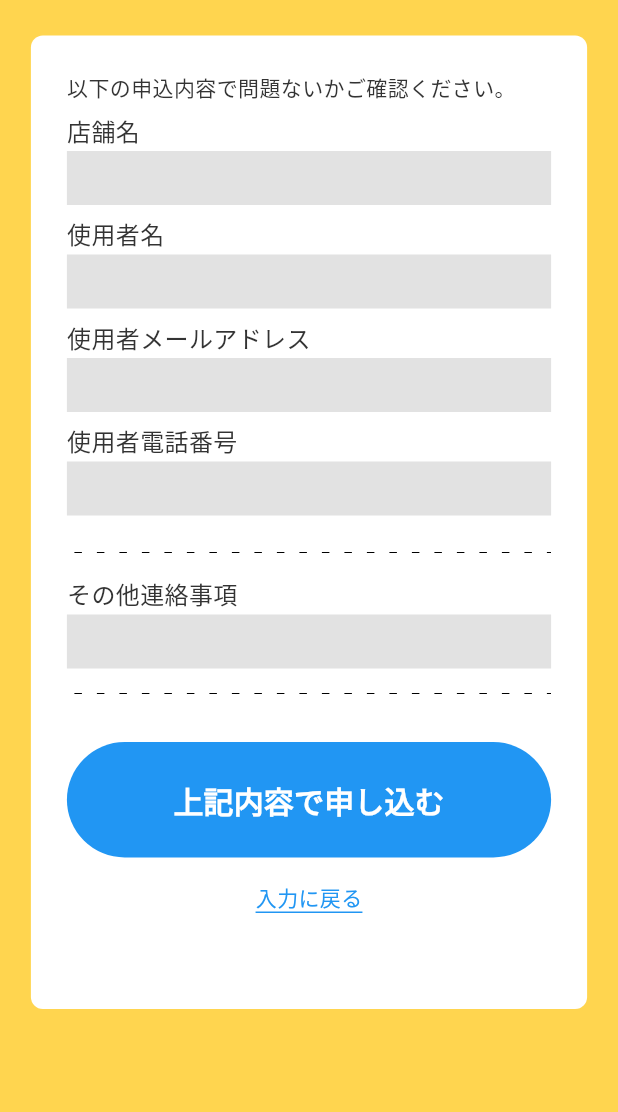
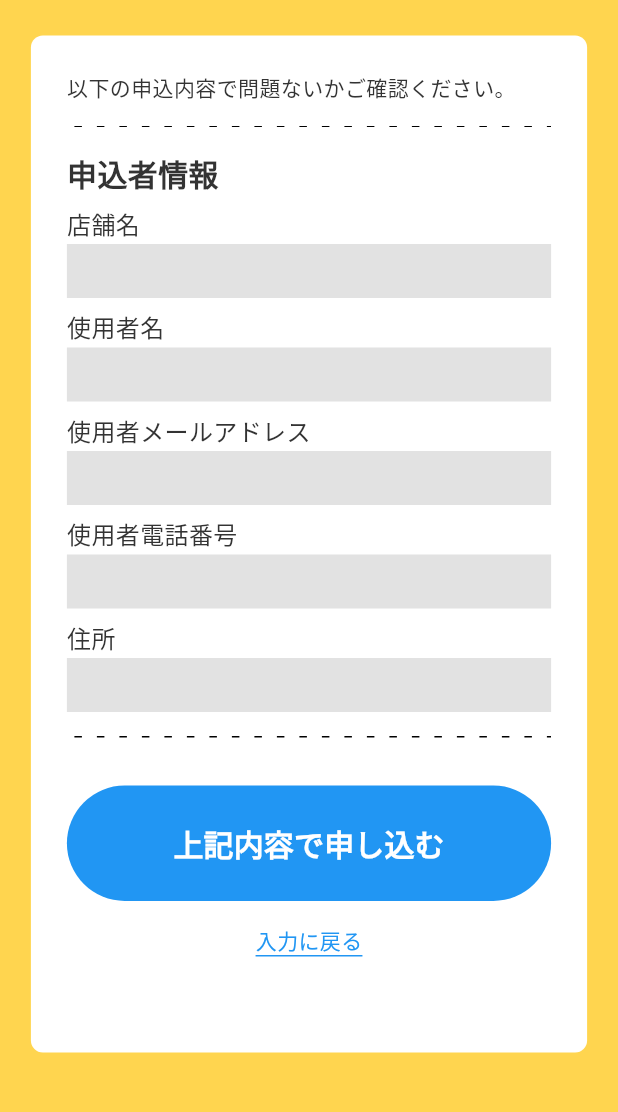
Before and after one commit to agora-creation/miel_work_request_cycle_web, a Flutter app: the screen it shows after launch, after a tap on "入力内容を確認", on a phone screen of 412 x 824 dp, the part 80-1192 px from its top. Run offline on Flutter 3.47's test engine with Material 3 defaults, Android fonts, the phone set to English and light mode, and no system bars; our stand-ins replace calendar_date_picker2, cloud_firestore, firebase_auth, firebase_core, firebase_messaging, flutter_local_notifications and 4 more; missing offline and left inert: alert_banner, common_utils; accounts and stored records are empty; Roboto replaces fonts that are missing (SourceHanSansJP-Bold, SourceHanSansJP-Regular).

Commit message:
20241011 commit

```diff
--- a/lib/common/style.dart
+++ b/lib/common/style.dart
@@ -38,7 +38,7 @@ ThemeData customTheme() {
       systemOverlayStyle: SystemUiOverlayStyle.light,
       titleTextStyle: TextStyle(
         color: kWhiteColor,
-        fontSize: 18,
+        fontSize: 20,
         fontWeight: FontWeight.bold,
         fontFamily: 'SourceHanSansJP-Bold',
       ),
--- a/lib/screens/step1.dart
+++ b/lib/screens/step1.dart
@@ -16,11 +16,11 @@ class Step1Screen extends StatefulWidget {
 }
 
 class _Step1ScreenState extends State<Step1Screen> {
-  TextEditingController shopName = TextEditingController();
-  TextEditingController shopUserName = TextEditingController();
-  TextEditingController shopUserEmail = TextEditingController();
-  TextEditingController shopUserTel = TextEditingController();
-  TextEditingController remarks = TextEditingController();
+  TextEditingController companyName = TextEditingController();
+  TextEditingController companyUserName = TextEditingController();
+  TextEditingController companyUserEmail = TextEditingController();
+  TextEditingController companyUserTel = TextEditingController();
+  TextEditingController companyAddress = TextEditingController();
 
   @override
   Widget build(BuildContext context) {
@@ -42,21 +42,32 @@ class _Step1ScreenState extends State<Step1Screen> {
               ResponsiveBox(
                 children: [
                   const Text('以下のフォームにご入力いただき、申込を行なってください。'),
+                  const SizedBox(height: 16),
+                  const DottedDivider(),
+                  const SizedBox(height: 16),
+                  const Text(
+                    '申込者情報',
+                    style: TextStyle(
+                      fontSize: 20,
+                      fontWeight: FontWeight.bold,
+                      fontFamily: 'SourceHanSansJP-Bold',
+                    ),
+                  ),
                   const SizedBox(height: 8),
                   FormLabel(
                     '店舗名',
                     child: CustomTextField(
-                      controller: shopName,
+                      controller: companyName,
                       textInputType: TextInputType.text,
                       maxLines: 1,
-                      hintText: '例）黒潮水産',
+                      hintText: '例）明神水産',
                     ),
                   ),
                   const SizedBox(height: 8),
                   FormLabel(
                     '使用者名',
                     child: CustomTextField(
-                      controller: shopUserName,
+                      controller: companyUserName,
                       textInputType: TextInputType.text,
                       maxLines: 1,
                       hintText: '例）田中太郎',
@@ -66,7 +77,7 @@ class _Step1ScreenState extends State<Step1Screen> {
                   FormLabel(
                     '使用者メールアドレス',
                     child: CustomTextField(
-                      controller: shopUserEmail,
+                      controller: companyUserEmail,
                       textInputType: TextInputType.text,
                       maxLines: 1,
                       hintText: '例）tanaka@hirome.co.jp',
@@ -83,21 +94,19 @@ class _Step1ScreenState extends State<Step1Screen> {
                   FormLabel(
                     '使用者電話番号',
                     child: CustomTextField(
-                      controller: shopUserTel,
+                      controller: companyUserTel,
                       textInputType: TextInputType.text,
                       maxLines: 1,
                       hintText: '例）090-0000-0000',
                     ),
                   ),
-                  const SizedBox(height: 24),
-                  const DottedDivider(),
-                  const SizedBox(height: 16),
+                  const SizedBox(height: 8),
                   FormLabel(
-                    'その他連絡事項',
+                    '住所',
                     child: CustomTextField(
-                      controller: remarks,
-                      textInputType: TextInputType.multiline,
-                      maxLines: null,
+                      controller: companyAddress,
+                      textInputType: TextInputType.text,
+                      maxLines: 1,
                     ),
                   ),
                   const SizedBox(height: 16),
@@ -114,11 +123,11 @@ class _Step1ScreenState extends State<Step1Screen> {
                         PageTransition(
                           type: PageTransitionType.rightToLeft,
                           child: Step2Screen(
-                            shopName: shopName.text,
-                            shopUserName: shopUserName.text,
-                            shopUserEmail: shopUserEmail.text,
-                            shopUserTel: shopUserTel.text,
-                            remarks: remarks.text,
+                            companyName: companyName.text,
+                            companyUserName: companyUserName.text,
+                            companyUserEmail: companyUserEmail.text,
+                            companyUserTel: companyUserTel.text,
+                            companyAddress: companyAddress.text,
                           ),
                         ),
                       );
--- a/lib/screens/step2.dart
+++ b/lib/screens/step2.dart
@@ -13,18 +13,18 @@ import 'package:page_transition/page_transition.dart';
 import 'package:provider/provider.dart';
 
 class Step2Screen extends StatefulWidget {
-  final String shopName;
-  final String shopUserName;
-  final String shopUserEmail;
-  final String shopUserTel;
-  final String remarks;
+  final String companyName;
+  final String companyUserName;
+  final String companyUserEmail;
+  final String companyUserTel;
+  final String companyAddress;
 
   const Step2Screen({
-    required this.shopName,
-    required this.shopUserName,
-    required this.shopUserEmail,
-    required this.shopUserTel,
-    required this.remarks,
+    required this.companyName,
+    required this.companyUserName,
+    required this.companyUserEmail,
+    required this.companyUserTel,
+    required this.companyAddress,
     super.key,
   });
 
@@ -54,32 +54,41 @@ class _Step2ScreenState extends State<Step2Screen> {
               ResponsiveBox(
                 children: [
                   const Text('以下の申込内容で問題ないかご確認ください。'),
+                  const SizedBox(height: 16),
+                  const DottedDivider(),
+                  const SizedBox(height: 16),
+                  const Text(
+                    '申込者情報',
+                    style: TextStyle(
+                      fontSize: 20,
+                      fontWeight: FontWeight.bold,
+                      fontFamily: 'SourceHanSansJP-Bold',
+                    ),
+                  ),
                   const SizedBox(height: 8),
                   FormLabel(
                     '店舗名',
-                    child: FormValue(widget.shopName),
+                    child: FormValue(widget.companyName),
                   ),
                   const SizedBox(height: 8),
                   FormLabel(
                     '使用者名',
-                    child: FormValue(widget.shopUserName),
+                    child: FormValue(widget.companyUserName),
                   ),
                   const SizedBox(height: 8),
                   FormLabel(
                     '使用者メールアドレス',
-                    child: FormValue(widget.shopUserEmail),
+                    child: FormValue(widget.companyUserEmail),
                   ),
                   const SizedBox(height: 8),
                   FormLabel(
                     '使用者電話番号',
-                    child: FormValue(widget.shopUserTel),
+                    child: FormValue(widget.companyUserTel),
                   ),
-                  const SizedBox(height: 24),
-                  const DottedDivider(),
-                  const SizedBox(height: 16),
+                  const SizedBox(height: 8),
                   FormLabel(
-                    'その他連絡事項',
-                    child: FormValue(widget.remarks),
+                    '住所',
+                    child: FormValue(widget.companyAddress),
                   ),
                   const SizedBox(height: 16),
                   const DottedDivider(),
@@ -91,11 +100,11 @@ class _Step2ScreenState extends State<Step2Screen> {
                     backgroundColor: kBlueColor,
                     onPressed: () async {
                       String? error = await cycleProvider.create(
-                        shopName: widget.shopName,
-                        shopUserName: widget.shopUserName,
-                        shopUserEmail: widget.shopUserEmail,
-                        shopUserTel: widget.shopUserTel,
-                        remarks: widget.remarks,
+                        companyName: widget.companyName,
+                        companyUserName: widget.companyUserName,
+                        companyUserEmail: widget.companyUserEmail,
+                        companyUserTel: widget.companyUserTel,
+                        companyAddress: widget.companyAddress,
                       );
                       if (error != null) {
                         if (!mounted) return;
```
Also changed, not shown: lib/models/request_cycle.dart (+15 -15 lines), lib/providers/request_cycle.dart (+13 -14 lines), 1 other file.
